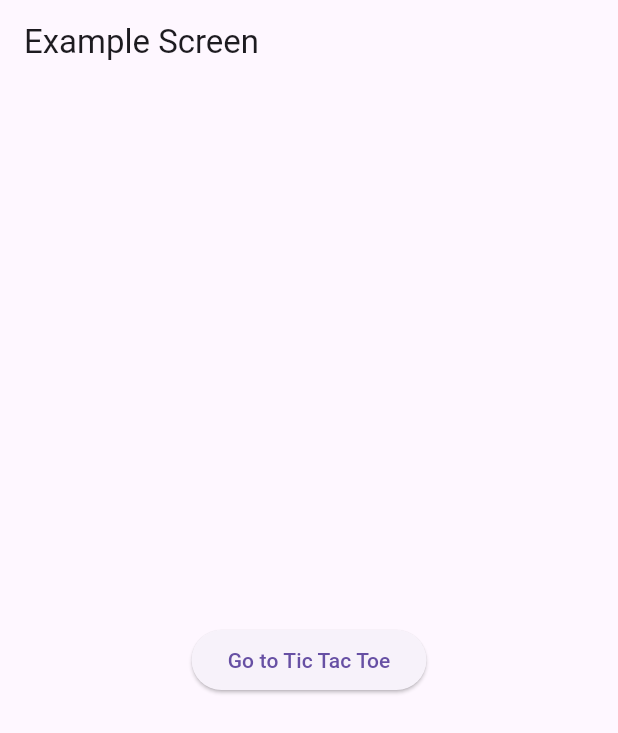
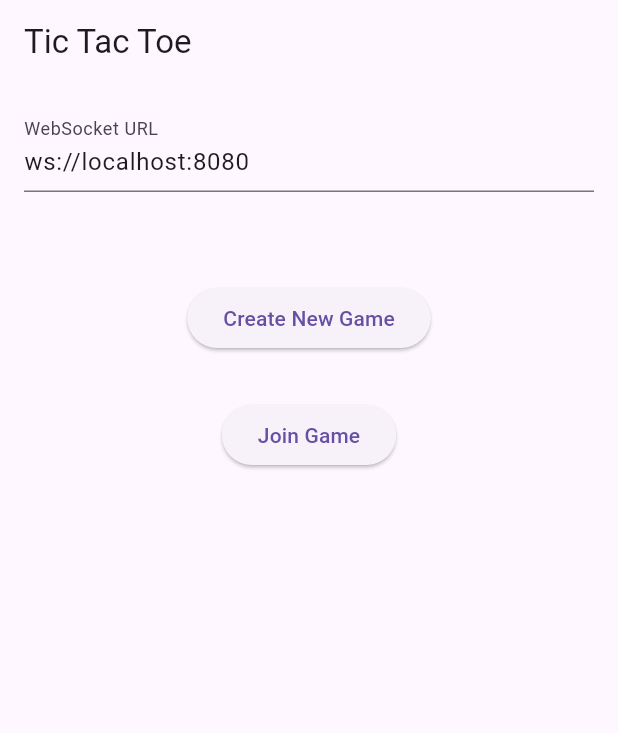
Before and after one commit to DevKhalyd/rg_portfolio, a Flutter app: the TicTacToeScreen screen opened by its route, on a phone screen of 412 x 824 dp. Shown: the top 733 px of the screen. Run offline on Flutter 3.47's test engine with Material 3 defaults, Android fonts, the phone set to English and light mode, and no system bars; our stand-ins replace cloud_firestore, firebase_core, flutter_riverpod, go_router, riverpod_annotation, transparent_image; accounts and stored records are empty; generated files the repository leaves out were written again.

Commit message:
chore: tic tac toe screen finished

```diff
--- a/lib/core/router/router.dart
+++ b/lib/core/router/router.dart
@@ -3,7 +3,7 @@ import 'package:rg_portfolio/core/router/routes.dart';
 import 'package:rg_portfolio/features/home/presentation/screens/home_screen.dart';
 import 'package:rg_portfolio/features/search/presentation/screen/search_screen.dart';
 
-import '../../features/tic_tac_toe/presentation/screen/tic_tac_toe_screen.dart';
+import '../../features/tic_tac_toe/presentation/screens/tic_tac_toe_screen.dart';
 
 // TODO: Define the redirection to unkonwn routes
 
--- a/lib/features/tic_tac_toe/presentation/screen/tic_tac_toe_screen.dart
+++ /dev/null
@@ -1,18 +0,0 @@
-import 'package:flutter/material.dart';
-
-class TicTacToeScreen extends StatelessWidget {
-  const TicTacToeScreen({super.key});
-
-  @override
-  Widget build(BuildContext context) {
-    return Scaffold(
-      appBar: AppBar(title: const Text('Example Screen')),
-      body: Center(
-        child: ElevatedButton(
-          onPressed: () {},
-          child: const Text('Go to Tic Tac Toe'),
-        ),
-      ),
-    );
-  }
-}
--- /dev/null
+++ b/lib/features/tic_tac_toe/presentation/screens/tic_tac_toe_screen.dart
@@ -0,0 +1,77 @@
+import 'dart:developer';
+
+import 'package:flutter/material.dart';
+import 'package:flutter_riverpod/flutter_riverpod.dart';
+
+// TODO: Add widget testing
+
+/// This screen is the main entry point for the Tic Tac Toe game.
+/// It allows the user to create a new game or join an existing one.
+/// The user can enter a WebSocket URL to connect to the game server.
+class TicTacToeScreen extends ConsumerStatefulWidget {
+  const TicTacToeScreen({super.key});
+
+  @override
+  ConsumerState<ConsumerStatefulWidget> createState() =>
+      _TicTacToeScreenState();
+}
+
+class _TicTacToeScreenState extends ConsumerState<TicTacToeScreen> {
+  // Because this is a simple ws implementation the players names will be autogenerated
+  final formKey = GlobalKey<FormState>();
+
+  @override
+  Widget build(BuildContext context) {
+    return Scaffold(
+      appBar: AppBar(title: const Text('Tic Tac Toe')),
+      body: Padding(
+        padding: const EdgeInsets.all(16),
+        child: Form(
+          key: formKey,
+          child: Column(
+            children: [
+              TextFormField(
+                initialValue: 'ws://localhost:8080',
+                decoration: const InputDecoration(labelText: 'WebSocket URL'),
+                validator:
+                    (value) => isValidWsUrl(value) ? null : 'Enter a valid URL',
+              ),
+              const SizedBox(height: 60),
+              ElevatedButton(
+                onPressed: () {
+                  if (!(formKey.currentState?.validate() ?? false)) {
+                    return;
+                  }
+                  formKey.currentState?.save();
+                  log('Call to the server and navigate to the next screen');
+                },
+                child: const Text('Create New Game'),
+              ),
+              const SizedBox(height: 30),
+              ElevatedButton(
+                onPressed: () {
+                  // 1. Open a dialog that ask for the game id
+                  // 2. Call the server to join the game
+                  // 3. If the game / ws connection id is valid navigate to the game screen
+                },
+                child: const Text('Join Game'),
+              ),
+            ],
+          ),
+        ),
+      ),
+    );
+  }
+
+  bool isValidWsUrl(String? url) {
+    if (url?.isEmpty ?? true) return false;
+
+    final uri = Uri.tryParse(url!);
+    if (uri == null) return false;
+
+    final isWsScheme = uri.scheme == 'ws' || uri.scheme == 'wss';
+    final hasHost = uri.host.isNotEmpty;
+
+    return isWsScheme && hasHost;
+  }
+}
```
